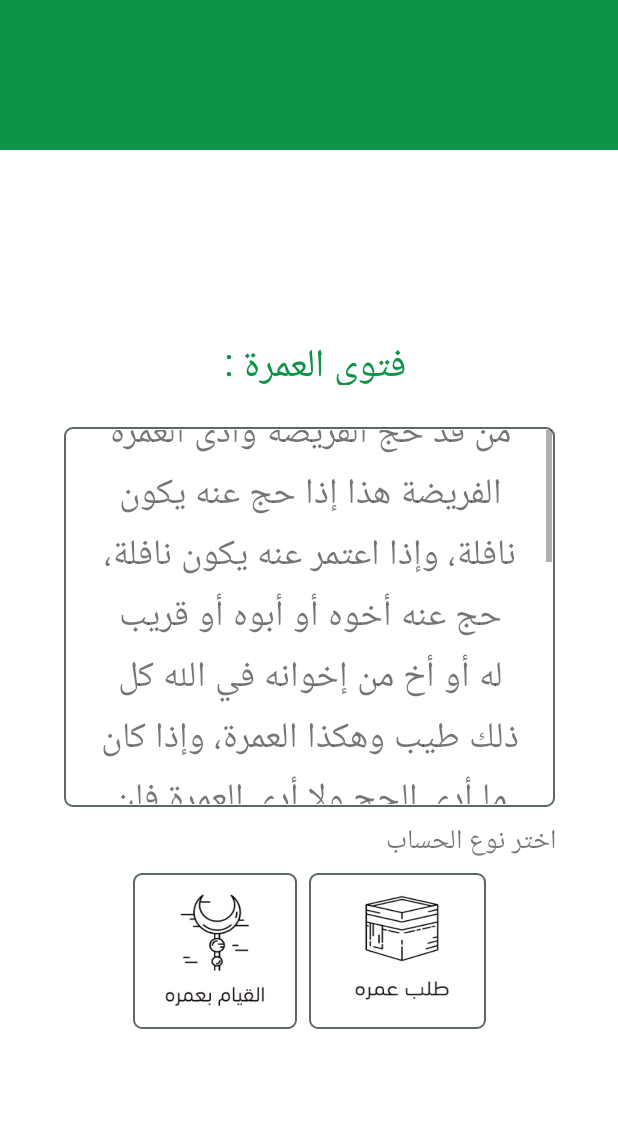
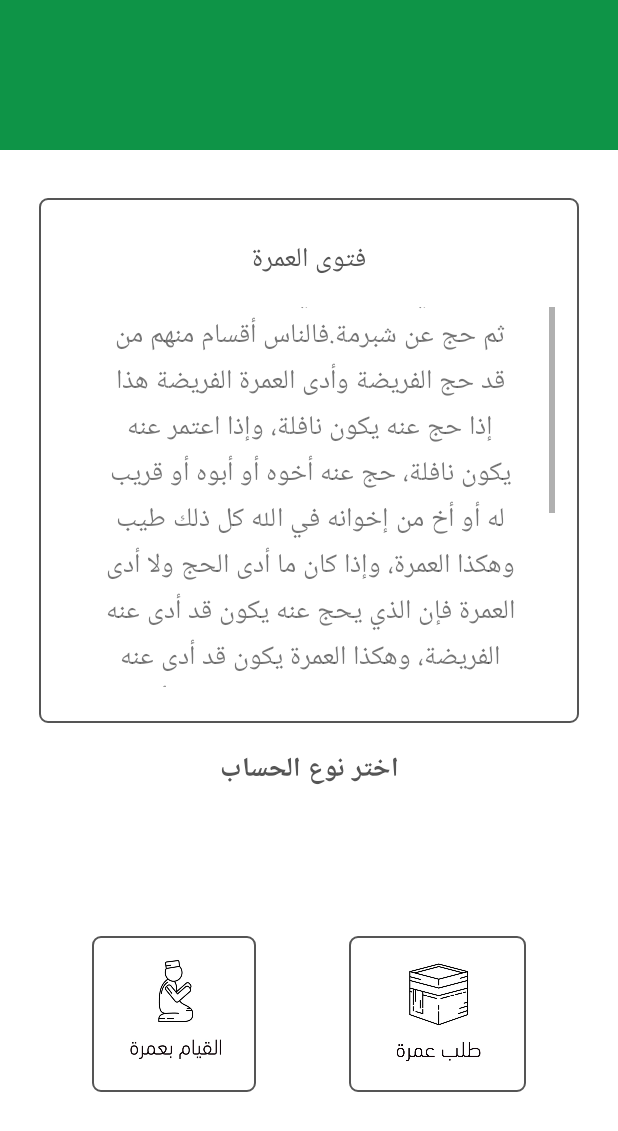
Before and after one commit to ElhamImdad/AjrWaOjra, an Android app: the FatwaFragment screen opened directly, with no data from a screen before it, on a phone screen of 412 x 824 dp. Shown: the top 1131 px of the screen. Run offline under Robolectric (Android 15) with nearby library versions, the phone set to English and light mode, and no system bars; our stand-ins replace Volley; 1 statement that could not run was skipped.

Commit message:
modify in UI

```diff
--- a/app/src/main/java/com/example/smoot/ajerwaojra/Activities/SplashActivity.java
+++ b/app/src/main/java/com/example/smoot/ajerwaojra/Activities/SplashActivity.java
@@ -1,20 +1,20 @@
 package com.example.smoot.ajerwaojra.Activities;
 
 import android.content.Intent;
+import android.graphics.Color;
+import android.os.Bundle;
 import android.support.v7.app.AppCompatActivity;
-import android.os.Bundle;
-import android.view.Window;
+import android.widget.ProgressBar;
 
-import com.example.smoot.ajerwaojra.Activities.MainActivity;
 import com.example.smoot.ajerwaojra.R;
 
 public class SplashActivity extends AppCompatActivity {
-
+    ProgressBar progressBar;
     @Override
     protected void onCreate(Bundle savedInstanceState) {
         super.onCreate(savedInstanceState);
         setContentView(R.layout.activity_splash);
-
+        progressBar = findViewById(R.id.progressBar);
         Thread thread = new Thread(){
             @Override
             public void run() {
@@ -22,6 +22,8 @@ public class SplashActivity extends AppCompatActivity {
                     sleep(4000);
                     Intent intent  = new Intent(getApplicationContext(), MainActivity.class);
                     startActivity(intent);
+                    progressBar.getProgressDrawable().setColorFilter(
+                            Color.GREEN, android.graphics.PorterDuff.Mode.SRC_IN);
                     finish();
                 } catch (InterruptedException e) {
                     e.printStackTrace();
--- /dev/null
+++ b/app/src/main/res/drawable/myprogress.xml
@@ -0,0 +1,7 @@
+<?xml version="1.0" encoding="utf-8"?>
+<shape xmlns:android="http://schemas.android.com/apk/res/android"
+
+     android:shape="ring" android:innerRadiusRatio="3"
+        android:thicknessRatio="15" android:useLevel="true">
+        <solid android:color="@color/DarkGreen"/>
+</shape>
--- a/app/src/main/res/drawable/rectangle.xml
+++ b/app/src/main/res/drawable/rectangle.xml
@@ -6,7 +6,7 @@
     >
 
     <stroke android:width="1dp"
-        android:color="#5B6769"
+        android:color="#555555"
         />
     <padding android:left="2dp"
         android:top="2dp"
--- a/app/src/main/res/drawable/spinner.xml
+++ b/app/src/main/res/drawable/spinner.xml
@@ -12,7 +12,7 @@
                         />
 
                     <gradient android:startColor="#00c4c7a9" android:endColor="#00d6dadf" android:angle="270" />
-                    <stroke android:width="2px" android:color="@color/colorAccent" />
+                    <stroke android:width="2px" android:color="@color/gray" />
                     <corners android:radius="2dp" />
                 </shape>
             </item>
--- a/app/src/main/res/layout/activity_splash.xml
+++ b/app/src/main/res/layout/activity_splash.xml
@@ -1,6 +1,5 @@
 <?xml version="1.0" encoding="utf-8"?>
-<android.support.constraint.ConstraintLayout
-    xmlns:android="http://schemas.android.com/apk/res/android"
+<android.support.constraint.ConstraintLayout xmlns:android="http://schemas.android.com/apk/res/android"
     xmlns:app="http://schemas.android.com/apk/res-auto"
     xmlns:tools="http://schemas.android.com/tools"
     android:layout_width="match_parent"
@@ -19,13 +18,17 @@
 
     <ProgressBar
         android:id="@+id/progressBar"
-        style="?android:attr/progressBarStyle"
-        android:layout_width="79dp"
-        android:layout_height="66dp"
-        android:layout_marginTop="480dp"
-        android:layout_marginBottom="185dp"
+        android:layout_width="49dp"
+        android:layout_height="42dp"
+        android:layout_marginStart="181dp"
+        android:layout_marginTop="373dp"
+        android:layout_marginEnd="181dp"
+        android:layout_marginBottom="244dp"
+        android:progress="80"
+        android:progressDrawable="@drawable/myprogress"
         app:layout_constraintBottom_toBottomOf="parent"
         app:layout_constraintEnd_toEndOf="parent"
         app:layout_constraintStart_toStartOf="parent"
         app:layout_constraintTop_toTopOf="parent" />
+    <!--style="@style/Widget.AppCompat.ProgressBar"-->
 </android.support.constraint.ConstraintLayout>
--- a/app/src/main/res/layout/fragment_fatwa.xml
+++ b/app/src/main/res/layout/fragment_fatwa.xml
@@ -19,9 +19,11 @@
         app:layout_constraintTop_toTopOf="parent" />
 
     <FrameLayout
-        android:layout_width="395dp"
-        android:layout_height="615dp"
-        app:layout_constraintBottom_toBottomOf="parent"
+        android:id="@+id/frameLayout3"
+        android:layout_width="360dp"
+        android:layout_height="350dp"
+        android:layout_marginTop="32dp"
+        android:background="@drawable/rectangle"
         app:layout_constraintEnd_toEndOf="parent"
         app:layout_constraintStart_toStartOf="parent"
         app:layout_constraintTop_toBottomOf="@+id/headerLogin">
@@ -35,9 +37,8 @@
                 android:layout_width="327dp"
                 android:layout_height="253dp"
                 android:layout_marginStart="8dp"
-                android:layout_marginTop="28dp"
+                android:layout_marginTop="16dp"
                 android:layout_marginEnd="8dp"
-                android:background="@drawable/rectangle"
                 app:layout_constraintEnd_toEndOf="parent"
                 app:layout_constraintStart_toStartOf="parent"
                 app:layout_constraintTop_toBottomOf="@+id/textView2">
@@ -49,8 +50,12 @@
                     android:layout_gravity="center"
                     android:layout_marginStart="22dp"
                     android:layout_marginEnd="21dp"
+                    android:paddingLeft="4dp"
+                    android:paddingTop="4dp"
+                    android:paddingRight="4dp"
+                    android:paddingBottom="4dp"
                     android:textAlignment="center"
-                    android:textSize="24sp"
+                    android:textSize="18sp"
                     app:layout_constraintEnd_toEndOf="parent"
                     app:layout_constraintHorizontal_bias="1.0"
                     app:layout_constraintStart_toStartOf="parent"
@@ -59,69 +64,14 @@
 
 
             <TextView
-                android:id="@+id/choseTypeOfReg"
-                android:layout_width="157dp"
-                android:layout_height="27dp"
-                android:layout_marginStart="204dp"
-                android:layout_marginTop="8dp"
-                android:layout_marginEnd="33dp"
-                android:text="اختر نوع الحساب"
+                android:id="@+id/textView2"
+                android:layout_width="wrap_content"
+                android:layout_height="wrap_content"
+                android:layout_marginTop="24dp"
+                android:gravity="center"
+                android:text="فتوى العمرة"
+                android:textColor="#555555"
                 android:textSize="18sp"
-                app:layout_constraintEnd_toEndOf="parent"
-                app:layout_constraintHorizontal_bias="1.0"
-                app:layout_constraintStart_toStartOf="parent"
-                app:layout_constraintTop_toBottomOf="@+id/scrollView2" />
-
-            <ImageButton
-                android:id="@+id/requester"
-                android:layout_width="118dp"
-                android:layout_height="104dp"
-                android:layout_marginStart="197dp"
-                android:layout_marginTop="8dp"
-                android:layout_marginEnd="80dp"
-                android:layout_marginBottom="84dp"
-                android:background="@drawable/rectangle"
-                android:padding="6dp"
-                android:scaleType="fitXY"
-                app:layout_constraintBottom_toBottomOf="parent"
-                app:layout_constraintEnd_toEndOf="parent"
-                app:layout_constraintHorizontal_bias="0.0"
-                app:layout_constraintStart_toStartOf="parent"
-                app:layout_constraintTop_toTopOf="@+id/choseTypeOfReg"
-                app:layout_constraintVertical_bias="1.0"
-                app:srcCompat="@drawable/requester" />
-
-            <ImageButton
-                android:id="@+id/doer"
-                android:layout_width="109dp"
-                android:layout_height="104dp"
-                android:layout_marginStart="80dp"
-                android:layout_marginTop="8dp"
-                android:layout_marginEnd="8dp"
-                android:layout_marginBottom="84dp"
-                android:background="@drawable/rectangle"
-                android:padding="6dp"
-                android:scaleType="fitXY"
-                app:layout_constraintBottom_toBottomOf="parent"
-                app:layout_constraintEnd_toStartOf="@+id/requester"
-                app:layout_constraintHorizontal_bias="0.0"
-                app:layout_constraintStart_toStartOf="parent"
-                app:layout_constraintTop_toTopOf="@+id/choseTypeOfReg"
-                app:layout_constraintVertical_bias="1.0"
-                app:srcCompat="@drawable/doer" />
-
-
-            <TextView
-                android:id="@+id/textView2"
-                android:layout_width="177dp"
-                android:layout_height="34dp"
-                android:layout_marginStart="109dp"
-                android:layout_marginTop="68dp"
-                android:layout_marginEnd="109dp"
-                android:gravity="center"
-                android:text="فتوى العمرة : "
-                android:textColor="@color/lightGreen"
-                android:textSize="26dp"
                 app:layout_constraintEnd_toEndOf="parent"
                 app:layout_constraintStart_toStartOf="parent"
                 app:layout_constraintTop_toTopOf="parent" />
@@ -130,5 +80,50 @@
         </android.support.constraint.ConstraintLayout>
     </FrameLayout>
 
+    <TextView
+        android:id="@+id/choseTypeOfReg"
+        android:layout_width="wrap_content"
+        android:layout_height="wrap_content"
+        android:layout_marginTop="16dp"
+        android:text="اختر نوع الحساب"
+        android:textAlignment="center"
+        android:textColor="#555555"
+        android:textSize="18sp"
+        android:textStyle="bold"
+        app:layout_constraintEnd_toEndOf="parent"
+        app:layout_constraintStart_toStartOf="parent"
+        app:layout_constraintTop_toBottomOf="@+id/frameLayout3" />
+
+    <ImageButton
+        android:id="@+id/requester"
+        android:layout_width="118dp"
+        android:layout_height="104dp"
+        android:layout_marginTop="16dp"
+        android:layout_marginBottom="17dp"
+        android:background="@drawable/rectangle"
+        android:padding="6dp"
+        android:scaleType="fitXY"
+        app:layout_constraintBottom_toBottomOf="parent"
+        app:layout_constraintEnd_toEndOf="parent"
+        app:layout_constraintStart_toEndOf="@+id/doer"
+        app:layout_constraintTop_toBottomOf="@+id/choseTypeOfReg"
+        app:srcCompat="@drawable/requester" />
+
+
+    <ImageButton
+        android:id="@+id/doer"
+        android:layout_width="109dp"
+        android:layout_height="104dp"
+        android:layout_marginTop="16dp"
+        android:layout_marginBottom="17dp"
+        android:background="@drawable/rectangle"
+        android:padding="6dp"
+        android:scaleType="fitXY"
+        app:layout_constraintBottom_toBottomOf="parent"
+        app:layout_constraintEnd_toStartOf="@+id/requester"
+        app:layout_constraintStart_toStartOf="parent"
+        app:layout_constraintTop_toBottomOf="@+id/choseTypeOfReg"
+        app:srcCompat="@drawable/doer" />
+
 
 </android.support.constraint.ConstraintLayout>
--- a/app/src/main/res/layout/fragment_requester_registration.xml
+++ b/app/src/main/res/layout/fragment_requester_registration.xml
@@ -18,6 +18,7 @@
         app:layout_constraintTop_toTopOf="parent" />
 
     <FrameLayout
+        android:id="@+id/frameLayout2"
         android:layout_width="395dp"
         android:layout_height="615dp"
         app:layout_constraintBottom_toBottomOf="parent"
@@ -45,10 +46,10 @@
                 android:layout_height="40dp"
                 android:background="@drawable/rectangle"
                 android:ems="10"
+                android:gravity="right"
                 android:hint="e.g. +966XXXXXXXXX"
                 android:inputType="phone"
                 android:paddingBottom="10dp"
-                android:gravity="right"
                 app:layout_constraintEnd_toEndOf="parent"
                 app:layout_constraintHorizontal_bias="0.494"
                 app:layout_constraintStart_toStartOf="parent"
```
Also changed, not shown: app/src/main/res/drawable/doer.jpeg, app/src/main/res/drawable/requester.jpeg, app/src/main/res/drawable/splashimage.png.
